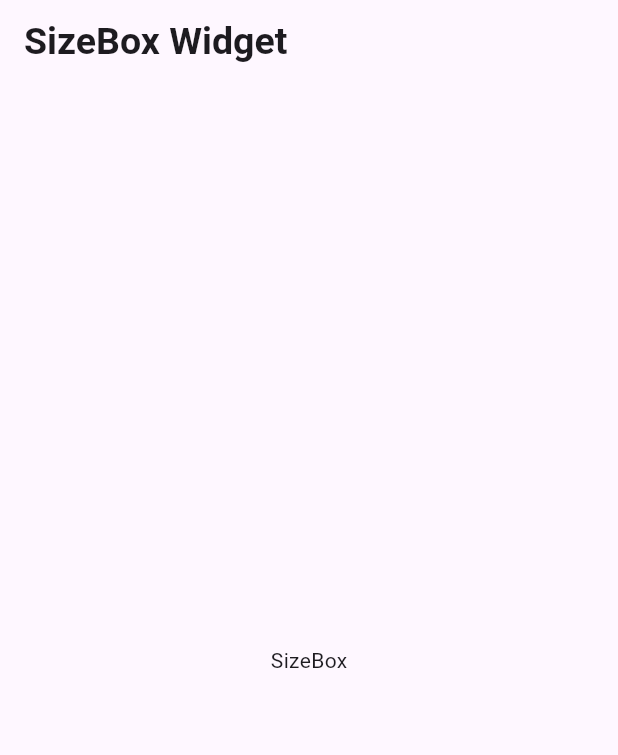
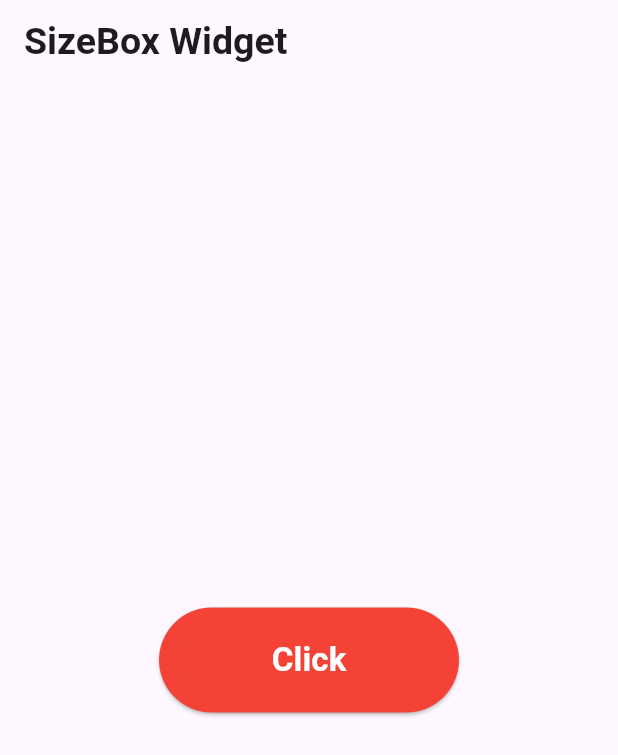
Before and after one commit to alhasann351/sizebox_widget, a Flutter app: the screen it shows after launch, on a phone screen of 412 x 824 dp. Shown: the top 755 px of the screen. Run offline on Flutter 3.47's test engine with Material 3 defaults, Android fonts, the phone set to English and light mode, and no system bars.

Commit message:
sizebox added

```diff
--- a/lib/main.dart
+++ b/lib/main.dart
@@ -36,12 +36,27 @@ class _MyHomePageState extends State<MyHomePage> {
           ),
         ),
       ),
-      body: const Center(
+      body: Center(
         child: Column(
           mainAxisAlignment: MainAxisAlignment.center,
-          children:[
-            Text(
-              'SizeBox',
+          children: [
+            SizedBox(
+              height: 70,
+              width: 200,
+              child: ElevatedButton(
+                style: ElevatedButton.styleFrom(
+                  backgroundColor: Colors.red,
+                ),
+                onPressed: () {},
+                child: const Text(
+                  'Click',
+                  style: TextStyle(
+                    fontSize: 22,
+                    fontWeight: FontWeight.bold,
+                    color: Colors.white,
+                  ),
+                ),
+              ),
             ),
           ],
         ),
```
